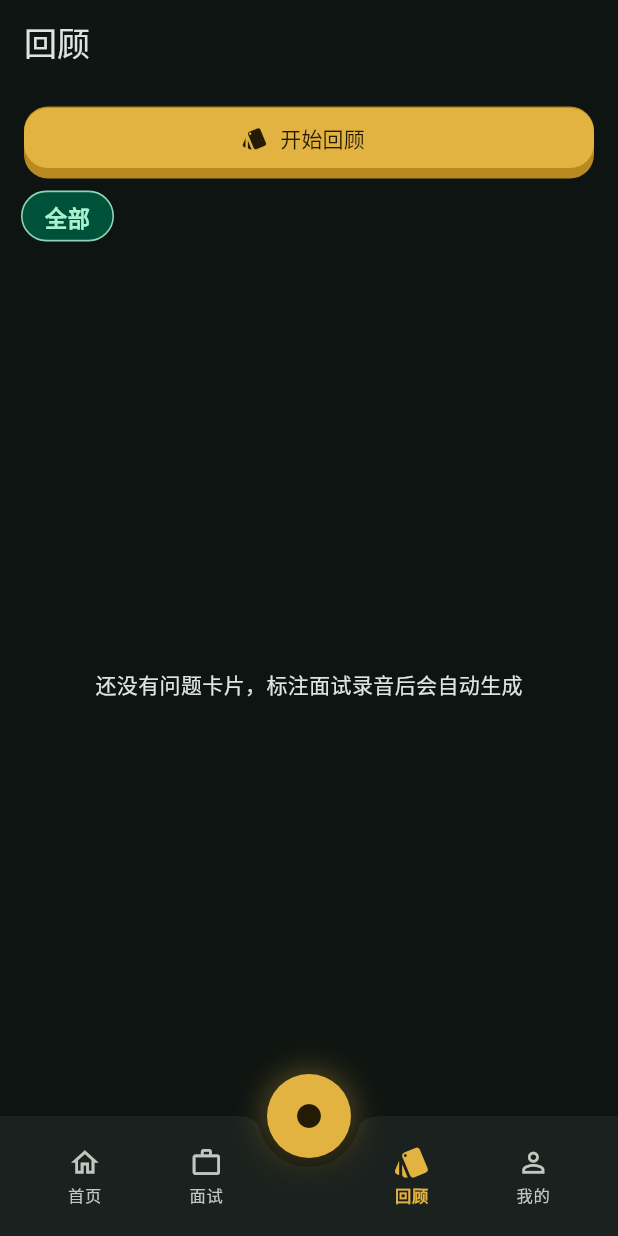
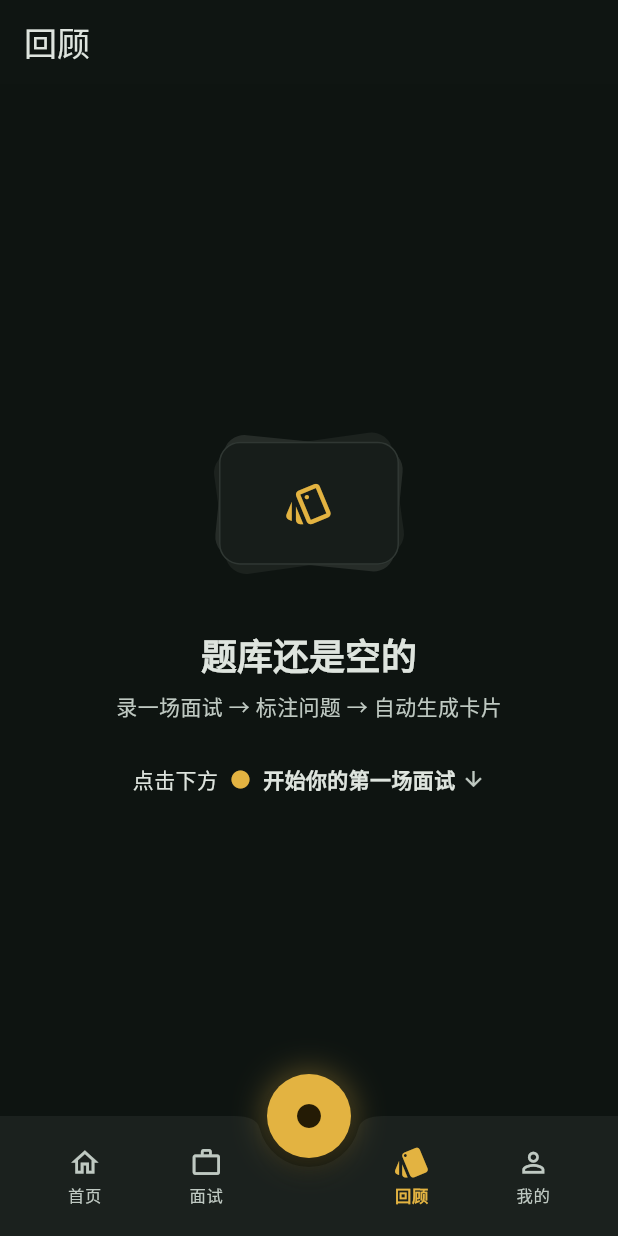
Before and after one commit to MaoXinze/InterviewVault, a Flutter app: the screen it shows after launch, item 3 of the bottom bar chosen, on a phone screen of 412 x 824 dp. Run offline on Flutter 3.47's test engine with Material 3 defaults, Android fonts, the phone set to English and light mode, and no system bars; our stand-ins replace dio, drift, drift_flutter, flutter_riverpod, flutter_secure_storage, go_router; accounts and stored records are empty; generated files the repository leaves out were written again.

Commit message:
W1.9-回顾页空状态重设计: 空库时隐藏CTA与筛选chips（'全部'不再孤悬无意义）→ 居中三张错位卡片视觉+「题库还是空的」+流程引导指向⏺；有数据后筛选与CTA才登场；新增2项空态/有态回归测试；全套54/54+analyze 0

```diff
--- a/interview_vault/lib/features/review/presentation/review_page.dart
+++ b/interview_vault/lib/features/review/presentation/review_page.dart
@@ -7,7 +7,10 @@ import '../../../core/theme.dart';
 import '../../../core/widgets/motion.dart';
 import '../../../data/database/app_database.dart';
 
-/// 回顾 Tab：问题卡片库 + 标签筛选（模式⑩ Expanding Tag Selection）。
+/// 回顾 Tab：问题卡片库 + 标签筛选（模式⑩）。
+///
+/// 空库时展示设计过的空状态（卡片堆叠隐喻 + 流程引导），
+/// 筛选 chips 与 CTA 只在有数据后出现——"全部"绝不孤悬。
 class ReviewPage extends ConsumerStatefulWidget {
   const ReviewPage({super.key});
 
@@ -36,22 +39,23 @@ class _ReviewPageState extends ConsumerState<ReviewPage> {
         ? cards
         : cards
             .where(
-              (c) =>
-                  decodeCardTags(c.tags).any(_selectedTags.contains),
+              (c) => decodeCardTags(c.tags).any(_selectedTags.contains),
             )
             .toList();
 
     return Scaffold(
       key: const Key('page_review'),
       appBar: AppBar(title: const Text('回顾')),
-      body: Column(
+      body: cards.isEmpty
+          ? const _EmptyReview()
+          : Column(
               children: [
                 Padding(
                   padding: const EdgeInsets.fromLTRB(16, 12, 16, 4),
                   child: SizedBox(
                     width: double.infinity,
                     child: DecoratedBox(
-                // 硬边按压：鎏金 CTA 的签名质感（Duolingo 式厚度）
+                      // 硬边按压：鎏金 CTA 的签名质感
                       decoration: BoxDecoration(
                         borderRadius: BorderRadius.circular(16),
                         boxShadow: const [
@@ -71,12 +75,9 @@ class _ReviewPageState extends ConsumerState<ReviewPage> {
                             borderRadius: BorderRadius.circular(16),
                           ),
                         ),
-                  onPressed: () => ScaffoldMessenger.of(context).showSnackBar(
-                    SnackBar(
-                      content: Text(
-                        cards.isEmpty ? '暂无卡片，先去积累问题吧' : '翻卡模式将在 W3 提供',
-                      ),
-                    ),
+                        onPressed: () =>
+                            ScaffoldMessenger.of(context).showSnackBar(
+                          const SnackBar(content: Text('翻卡模式将在 W3 提供')),
                         ),
                         icon: const Icon(Icons.style),
                         label: const Text('开始回顾'),
@@ -84,17 +85,20 @@ class _ReviewPageState extends ConsumerState<ReviewPage> {
                     ),
                   ),
                 ),
-          // 标签筛选：选中时弹性舒张
+                // 标签筛选：有标签可筛时才出现（"全部"只和兄弟们一起登场）
+                if (tags.length > 1)
                   SizedBox(
                     height: 48,
                     child: ListView(
                       scrollDirection: Axis.horizontal,
-              padding: const EdgeInsets.symmetric(horizontal: 16, vertical: 8),
+                      padding: const EdgeInsets.symmetric(
+                          horizontal: 16, vertical: 8),
                       children: [
                         _TagChip(
                           label: '全部',
                           active: _selectedTags.isEmpty,
-                  onTap: () => setState(() => _selectedTags.clear()),
+                          onTap: () =>
+                              setState(() => _selectedTags.clear()),
                         ),
                         for (final tag in tags)
                           _TagChip(
@@ -114,7 +118,9 @@ class _ReviewPageState extends ConsumerState<ReviewPage> {
                   child: filtered.isEmpty
                       ? Center(
                           child: Text(
-                      _selectedTags.isEmpty ? '还没有问题卡片，标注面试录音后会自动生成' : '该标签下还没有卡片',
+                            _selectedTags.isEmpty
+                                ? '还没有匹配的卡片'
+                                : '该标签下还没有卡片',
                           ),
                         )
                       : ListView.builder(
@@ -134,8 +140,9 @@ class _ReviewPageState extends ConsumerState<ReviewPage> {
                                   trailing: card.reviewCount > 0
                                       ? Text(
                                           '已复习 ${card.reviewCount} 次',
-                                    style:
-                                        Theme.of(context).textTheme.labelSmall,
+                                          style: Theme.of(context)
+                                              .textTheme
+                                              .labelSmall,
                                         )
                                       : null,
                                 ),
@@ -145,6 +152,119 @@ class _ReviewPageState extends ConsumerState<ReviewPage> {
                         ),
                 ),
               ],
+            ),
+    );
+  }
+}
+
+/// 空库空状态：卡片堆叠视觉（与首页 hero 呼应）+ 流程引导。
+class _EmptyReview extends StatelessWidget {
+  const _EmptyReview();
+
+  @override
+  Widget build(BuildContext context) {
+    final colorScheme = Theme.of(context).colorScheme;
+    return Center(
+      child: Column(
+        mainAxisSize: MainAxisSize.min,
+        children: [
+          // 三张错位旋转的卡片，最前面一张带金色卡片图标
+          SizedBox(
+            width: 190,
+            height: 130,
+            child: Stack(
+              alignment: Alignment.center,
+              children: [
+                Transform.rotate(
+                  angle: -0.14,
+                  child: _emptyCard(
+                    colorScheme.surfaceContainerHighest.withValues(alpha: 0.4),
+                  ),
+                ),
+                Transform.rotate(
+                  angle: 0.1,
+                  child: _emptyCard(
+                    colorScheme.surfaceContainerHighest.withValues(alpha: 0.7),
+                  ),
+                ),
+                Container(
+                  width: 120,
+                  height: 82,
+                  decoration: BoxDecoration(
+                    color: colorScheme.surfaceContainerLow,
+                    borderRadius: BorderRadius.circular(14),
+                    border: Border.all(
+                      color: colorScheme.outlineVariant.withValues(alpha: 0.6),
+                    ),
+                  ),
+                  child: Icon(
+                    Icons.style_outlined,
+                    color: AppTheme.gold,
+                    size: 34,
+                  ),
+                ),
+              ],
+            ),
+          ),
+          const SizedBox(height: 20),
+          Text(
+            '题库还是空的',
+            style: Theme.of(context)
+                .textTheme
+                .headlineSmall
+                ?.copyWith(fontWeight: FontWeight.w700),
+          ),
+          const SizedBox(height: 8),
+          Text(
+            '录一场面试 → 标注问题 → 自动生成卡片',
+            style: Theme.of(context).textTheme.bodyMedium?.copyWith(
+                  color: colorScheme.onSurfaceVariant,
+                ),
+          ),
+          const SizedBox(height: 28),
+          // 引导动作：指向底栏的 ⏺
+          Row(
+            mainAxisSize: MainAxisSize.min,
+            children: [
+              Text(
+                '点击下方',
+                style: Theme.of(context).textTheme.bodyMedium,
+              ),
+              Padding(
+                padding: const EdgeInsets.symmetric(horizontal: 6),
+                child: Icon(
+                  Icons.fiber_manual_record,
+                  color: AppTheme.gold,
+                  size: 18,
+                ),
+              ),
+              Text(
+                '开始你的第一场面试',
+                style: Theme.of(context)
+                    .textTheme
+                    .bodyMedium
+                    ?.copyWith(fontWeight: FontWeight.w600),
+              ),
+              const SizedBox(width: 4),
+              Icon(
+                Icons.arrow_downward,
+                color: colorScheme.onSurfaceVariant,
+                size: 16,
+              ),
+            ],
+          ),
+        ],
+      ),
+    );
+  }
+
+  Widget _emptyCard(Color color) {
+    return Container(
+      width: 120,
+      height: 82,
+      decoration: BoxDecoration(
+        color: color,
+        borderRadius: BorderRadius.circular(14),
       ),
     );
   }
```
Also changed, not shown: 1 other file. Lines whose indentation alone changed are shown as unchanged.
